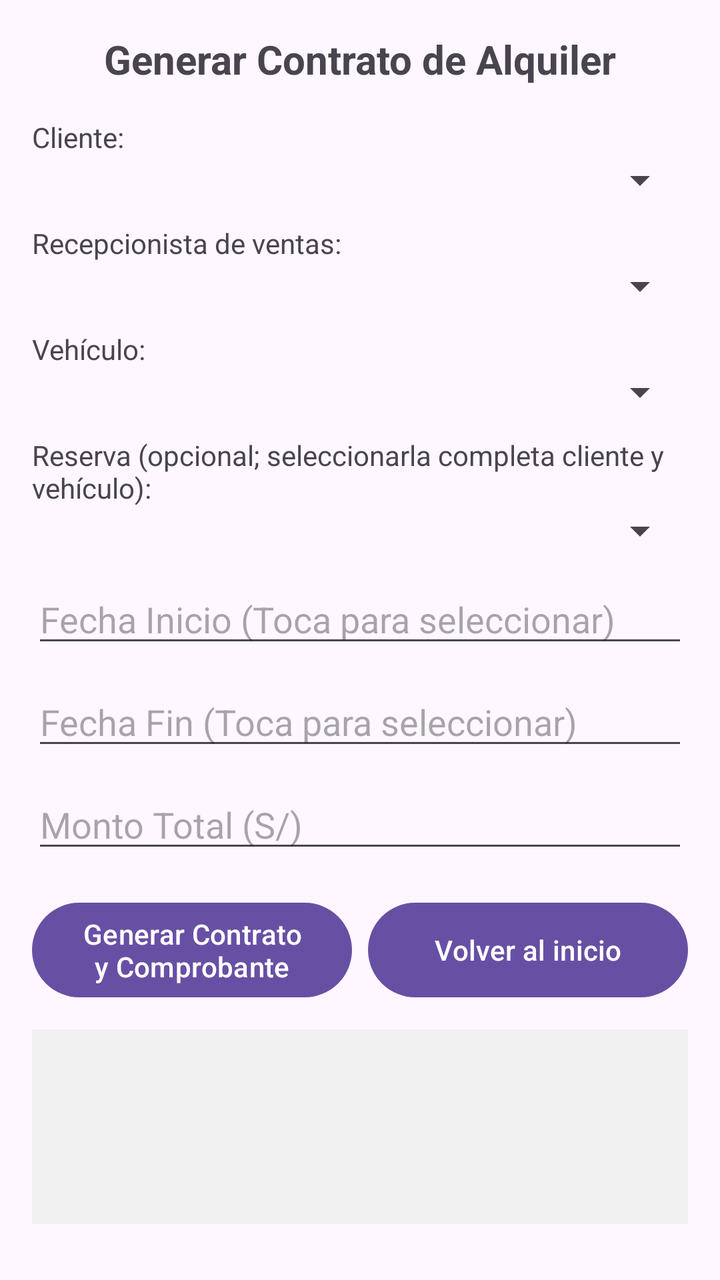
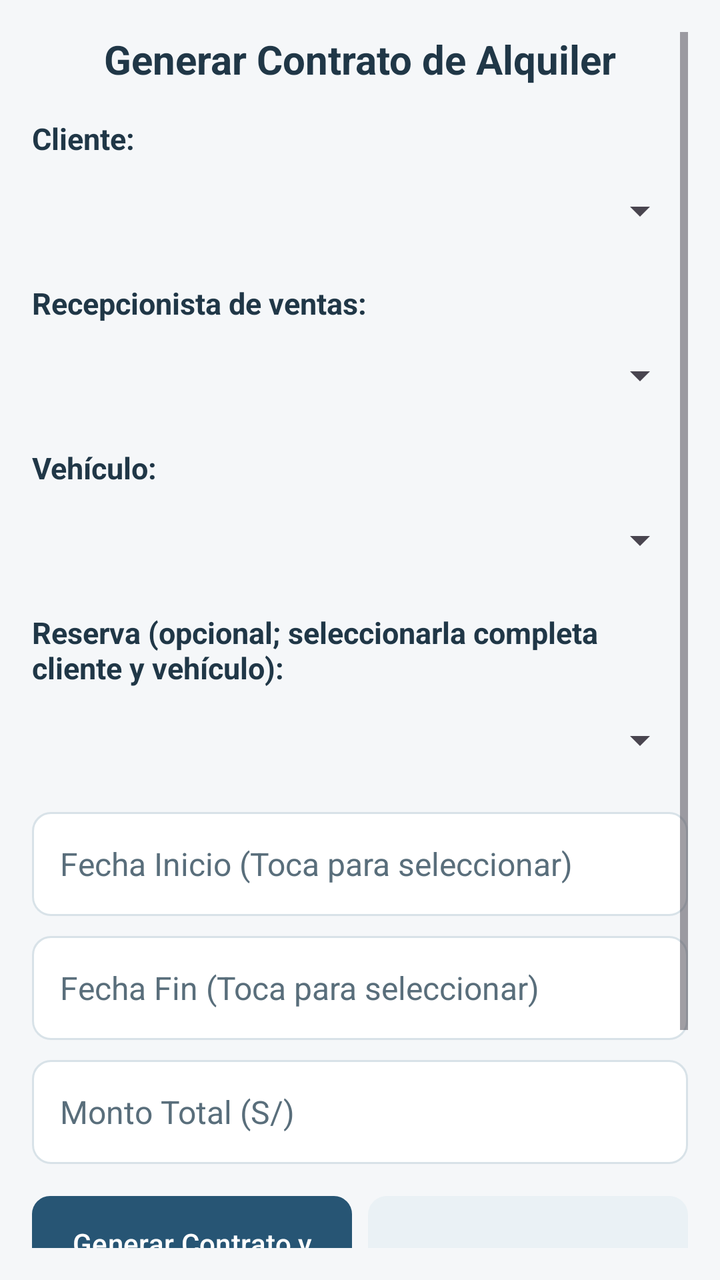

An Android layout rendered at two revisions. The XML below is the earlier revision; the diff shows what the commit changed to produce the second picture.
<!-- AndroidManifest.xml: application theme Theme.T2 -->
<!-- res/layout/activity_alquiler.xml -->
<?xml version="1.0" encoding="utf-8"?>
<ScrollView xmlns:android="http://schemas.android.com/apk/res/android"
    android:layout_width="match_parent"
    android:layout_height="match_parent"
    android:padding="16dp">

    <LinearLayout
        android:layout_width="match_parent"
        android:layout_height="wrap_content"
        android:orientation="vertical">

        <TextView
            android:id="@+id/tvTituloAlquiler"
            android:layout_width="match_parent"
            android:layout_height="wrap_content"
            android:text="Generar Contrato de Alquiler"
            android:textSize="20sp"
            android:textStyle="bold"
            android:gravity="center"
            android:layout_marginBottom="16dp" />

        <TextView
            android:layout_width="match_parent"
            android:layout_height="wrap_content"
            android:text="Cliente:" />

        <Spinner
            android:id="@+id/spClienteAlquiler"
            android:layout_width="match_parent"
            android:layout_height="wrap_content"
            android:layout_marginBottom="10dp" />

        <TextView
            android:layout_width="match_parent"
            android:layout_height="wrap_content"
            android:text="Recepcionista de ventas:" />

        <Spinner
            android:id="@+id/spRecepcionistaAlquiler"
            android:layout_width="match_parent"
            android:layout_height="wrap_content"
            android:layout_marginBottom="10dp" />

        <TextView
            android:layout_width="match_parent"
            android:layout_height="wrap_content"
            android:text="Vehículo:" />

        <Spinner
            android:id="@+id/spVehiculoAlquiler"
            android:layout_width="match_parent"
            android:layout_height="wrap_content"
            android:layout_marginBottom="10dp" />

        <TextView
            android:layout_width="match_parent"
            android:layout_height="wrap_content"
            android:text="Reserva (opcional; seleccionarla completa cliente y vehículo):" />

        <Spinner
            android:id="@+id/spReservaAlquiler"
            android:layout_width="match_parent"
            android:layout_height="wrap_content"
            android:layout_marginBottom="10dp" />

        <EditText
            android:id="@+id/etFechaInicioAlquiler"
            android:layout_width="match_parent"
            android:layout_height="wrap_content"
            android:hint="Fecha Inicio (Toca para seleccionar)"
            android:focusable="false"
            android:clickable="true"
            android:layout_marginBottom="10dp" />

        <EditText
            android:id="@+id/etFechaFinAlquiler"
            android:layout_width="match_parent"
            android:layout_height="wrap_content"
            android:hint="Fecha Fin (Toca para seleccionar)"
            android:focusable="false"
            android:clickable="true"
            android:layout_marginBottom="10dp" />

        <EditText
            android:id="@+id/etMontoTotal"
            android:layout_width="match_parent"
            android:layout_height="wrap_content"
            android:hint="Monto Total (S/)"
            android:inputType="numberDecimal"
            android:layout_marginBottom="16dp" />

        <LinearLayout
            android:layout_width="match_parent"
            android:layout_height="wrap_content"
            android:orientation="horizontal"
            android:baselineAligned="false"
            android:layout_marginBottom="12dp">

            <Button
                android:id="@+id/btnGenerarContrato"
                android:layout_width="0dp"
                android:layout_height="match_parent"
                android:layout_weight="1"
                android:layout_marginEnd="8dp"
                android:text="Generar Contrato y Comprobante" />

            <Button
                android:id="@+id/btnVolverInicio"
                android:layout_width="0dp"
                android:layout_height="match_parent"
                android:layout_weight="1"
                android:text="Volver al inicio" />
        </LinearLayout>

        <TextView
            android:id="@+id/tvResultadoAlquiler"
            android:layout_width="match_parent"
            android:layout_height="wrap_content"
            android:background="#F0F0F0"
            android:padding="12dp"
            android:textSize="15sp"
            android:minLines="4"
            android:focusable="false"
            android:clickable="false"
            android:cursorVisible="false" />

    </LinearLayout>
</ScrollView>
<!-- resources referenced by this layout -->
<resources>
  <style name="Base.Theme.T2" parent="Theme.Material3.DayNight.NoActionBar">
          
          
      </style>
  <!-- unchanged entries left out for length: 1 -->
</resources>

<!-- the commit's change to res/layout/activity_alquiler.xml (unified diff, before → after) -->
@@ -2,6 +2,7 @@
 <ScrollView xmlns:android="http://schemas.android.com/apk/res/android"
     android:layout_width="match_parent"
     android:layout_height="match_parent"
+    android:background="@color/app_background"
     android:padding="16dp">
 
     <LinearLayout
@@ -10,6 +11,7 @@
         android:orientation="vertical">
 
         <TextView
+            style="@style/AppTitle"
             android:id="@+id/tvTituloAlquiler"
             android:layout_width="match_parent"
             android:layout_height="wrap_content"
@@ -20,50 +22,59 @@
             android:layout_marginBottom="16dp" />
 
         <TextView
+            style="@style/AppLabel"
             android:layout_width="match_parent"
             android:layout_height="wrap_content"
             android:text="Cliente:" />
 
         <Spinner
+            style="@style/AppSpinner"
             android:id="@+id/spClienteAlquiler"
             android:layout_width="match_parent"
             android:layout_height="wrap_content"
             android:layout_marginBottom="10dp" />
 
         <TextView
+            style="@style/AppLabel"
             android:layout_width="match_parent"
             android:layout_height="wrap_content"
             android:text="Recepcionista de ventas:" />
 
         <Spinner
+            style="@style/AppSpinner"
             android:id="@+id/spRecepcionistaAlquiler"
             android:layout_width="match_parent"
             android:layout_height="wrap_content"
             android:layout_marginBottom="10dp" />
 
         <TextView
+            style="@style/AppLabel"
             android:layout_width="match_parent"
             android:layout_height="wrap_content"
             android:text="Vehículo:" />
 
         <Spinner
+            style="@style/AppSpinner"
             android:id="@+id/spVehiculoAlquiler"
             android:layout_width="match_parent"
             android:layout_height="wrap_content"
             android:layout_marginBottom="10dp" />
 
         <TextView
+            style="@style/AppLabel"
             android:layout_width="match_parent"
             android:layout_height="wrap_content"
             android:text="Reserva (opcional; seleccionarla completa cliente y vehículo):" />
 
         <Spinner
+            style="@style/AppSpinner"
             android:id="@+id/spReservaAlquiler"
             android:layout_width="match_parent"
             android:layout_height="wrap_content"
             android:layout_marginBottom="10dp" />
 
         <EditText
+            style="@style/AppInput"
             android:id="@+id/etFechaInicioAlquiler"
             android:layout_width="match_parent"
             android:layout_height="wrap_content"
@@ -73,6 +84,7 @@
             android:layout_marginBottom="10dp" />
 
         <EditText
+            style="@style/AppInput"
             android:id="@+id/etFechaFinAlquiler"
             android:layout_width="match_parent"
             android:layout_height="wrap_content"
@@ -82,6 +94,7 @@
             android:layout_marginBottom="10dp" />
 
         <EditText
+            style="@style/AppInput"
             android:id="@+id/etMontoTotal"
             android:layout_width="match_parent"
             android:layout_height="wrap_content"
@@ -97,6 +110,7 @@
             android:layout_marginBottom="12dp">
 
             <Button
+                style="@style/AppButton"
                 android:id="@+id/btnGenerarContrato"
                 android:layout_width="0dp"
                 android:layout_height="match_parent"
@@ -105,6 +119,7 @@
                 android:text="Generar Contrato y Comprobante" />
 
             <Button
+                style="@style/AppButton.Secondary"
                 android:id="@+id/btnVolverInicio"
                 android:layout_width="0dp"
                 android:layout_height="match_parent"
@@ -113,10 +128,11 @@
         </LinearLayout>
 
         <TextView
+            style="@style/AppResult"
             android:id="@+id/tvResultadoAlquiler"
             android:layout_width="match_parent"
             android:layout_height="wrap_content"
-            android:background="#F0F0F0"
+            android:background="@drawable/bg_app_card"
             android:padding="12dp"
             android:textSize="15sp"
             android:minLines="4"
<!-- resource entries referenced after the edit -->
@@ -1,9 +1,101 @@
 <!-- resources referenced by this layout -->
 <resources>
+  <color name="app_background">#F5F7F9</color>
+  <!-- drawable bg_app_card (drawable) -->
+  <?xml version="1.0" encoding="utf-8"?>
+  <shape xmlns:android="http://schemas.android.com/apk/res/android">
+      <solid android:color="@color/app_surface" />
+      <corners android:radius="12dp" />
+      <stroke android:width="1dp" android:color="@color/app_border" />
+  </shape>
+  <style name="AppButton">
+          <item name="android:background">@drawable/bg_app_primary</item>
+          <item name="backgroundTint">@color/app_primary</item>
+          <item name="android:backgroundTint">@color/app_primary</item>
+          <item name="android:textColor">@color/app_on_primary</item>
+          <item name="android:textAllCaps">false</item>
+          <item name="android:textSize">14sp</item>
+          <item name="android:gravity">center</item>
+          <item name="android:minHeight">52dp</item>
+          <item name="android:padding">10dp</item>
+      </style>
+  <style name="AppButton.Secondary" parent="AppButton">
+          <item name="android:background">@drawable/bg_app_secondary</item>
+          <item name="backgroundTint">@color/app_soft</item>
+          <item name="android:backgroundTint">@color/app_soft</item>
+          <item name="android:textColor">@color/app_secondary_text</item>
+      </style>
+  <style name="AppInput">
+          <item name="android:background">@drawable/bg_app_input</item>
+          <item name="android:textColor">@color/app_text</item>
+          <item name="android:textColorHint">@color/app_muted</item>
+          <item name="android:textSize">16sp</item>
+          <item name="android:paddingStart">14dp</item>
+          <item name="android:paddingEnd">14dp</item>
+          <item name="android:paddingTop">12dp</item>
+          <item name="android:paddingBottom">12dp</item>
+          <item name="android:minHeight">52dp</item>
+      </style>
+  <style name="AppLabel">
+          <item name="android:textSize">15sp</item>
+          <item name="android:textStyle">bold</item>
+          <item name="android:textColor">@color/app_text</item>
+      </style>
+  <style name="AppResult">
+          <item name="android:background">@drawable/bg_app_card</item>
+          <item name="android:textColor">@color/app_text</item>
+          <item name="android:textSize">15sp</item>
+          <item name="android:padding">16dp</item>
+          <item name="android:lineSpacingExtra">3dp</item>
+      </style>
+  <style name="AppSpinner">
+          <item name="android:minHeight">52dp</item>
+          <item name="android:paddingStart">10dp</item>
+          <item name="android:paddingEnd">10dp</item>
+      </style>
+  <style name="AppTitle">
+          <item name="android:textSize">22sp</item>
+          <item name="android:textStyle">bold</item>
+          <item name="android:textColor">@color/app_text</item>
+          <item name="android:gravity">center</item>
+      </style>
+  <color name="app_surface">#FFFFFFFF</color>
+  <color name="app_border">#D8E2E8</color>
+  <!-- drawable bg_app_primary (drawable) -->
+  <?xml version="1.0" encoding="utf-8"?>
+  <shape xmlns:android="http://schemas.android.com/apk/res/android">
+      <solid android:color="@color/app_primary" />
+      <corners android:radius="9dp" />
+  </shape>
+  <color name="app_primary">#275574</color>
+  <color name="app_on_primary">#FFFFFFFF</color>
+  <!-- drawable bg_app_secondary (drawable) -->
+  <?xml version="1.0" encoding="utf-8"?>
+  <shape xmlns:android="http://schemas.android.com/apk/res/android">
+      <solid android:color="@color/app_soft" />
+      <corners android:radius="9dp" />
+      <stroke android:width="1dp" android:color="@color/app_border" />
+  </shape>
+  <color name="app_soft">#EAF1F5</color>
+  <color name="app_secondary_text">#275574</color>
+  <!-- drawable bg_app_input (drawable) -->
+  <?xml version="1.0" encoding="utf-8"?>
+  <shape xmlns:android="http://schemas.android.com/apk/res/android">
+      <solid android:color="@color/app_surface" />
+      <corners android:radius="9dp" />
+      <stroke android:width="1dp" android:color="@color/app_border" />
+  </shape>
+  <color name="app_text">#203747</color>
+  <color name="app_muted">#596E7B</color>
   <style name="Base.Theme.T2" parent="Theme.Material3.DayNight.NoActionBar">
-          
-          
+          <item name="colorPrimary">@color/app_primary</item>
+          <item name="colorOnPrimary">@color/app_on_primary</item>
+          <item name="colorSurface">@color/app_surface</item>
+          <item name="colorOnSurface">@color/app_text</item>
+          <item name="android:statusBarColor">@color/app_primary_dark</item>
+          <item name="android:windowLightStatusBar">true</item>
       </style>
+  <color name="app_primary_dark">#1B3C53</color>
   <!-- unchanged entries left out for length: 1 -->
 </resources>
 
